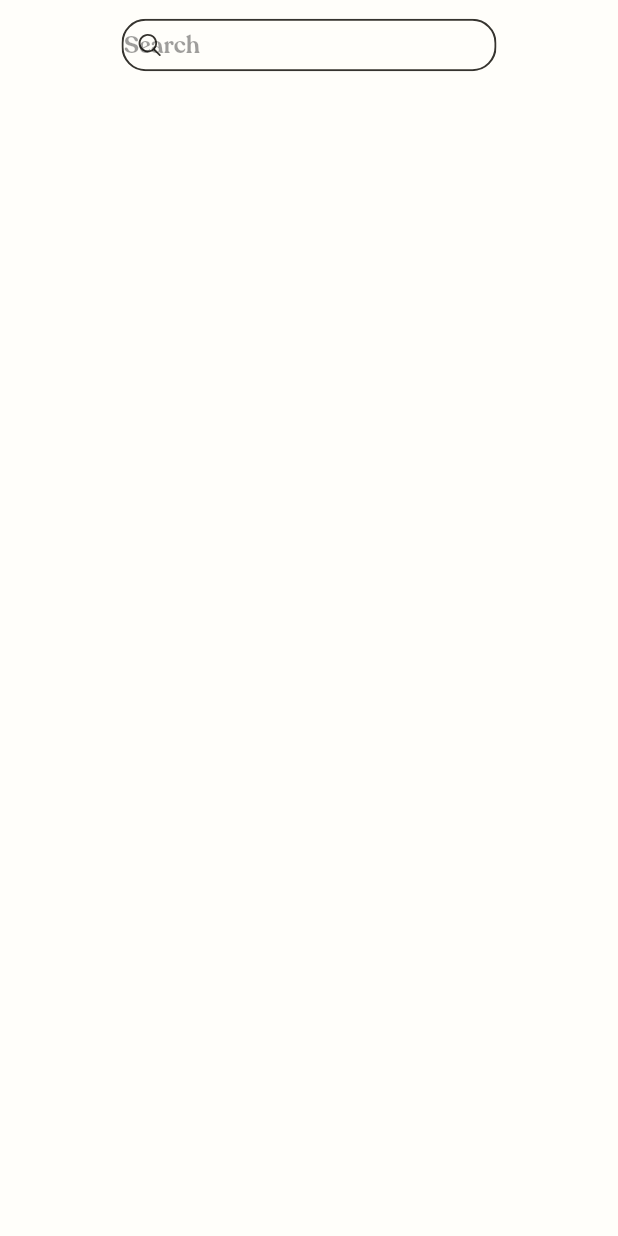
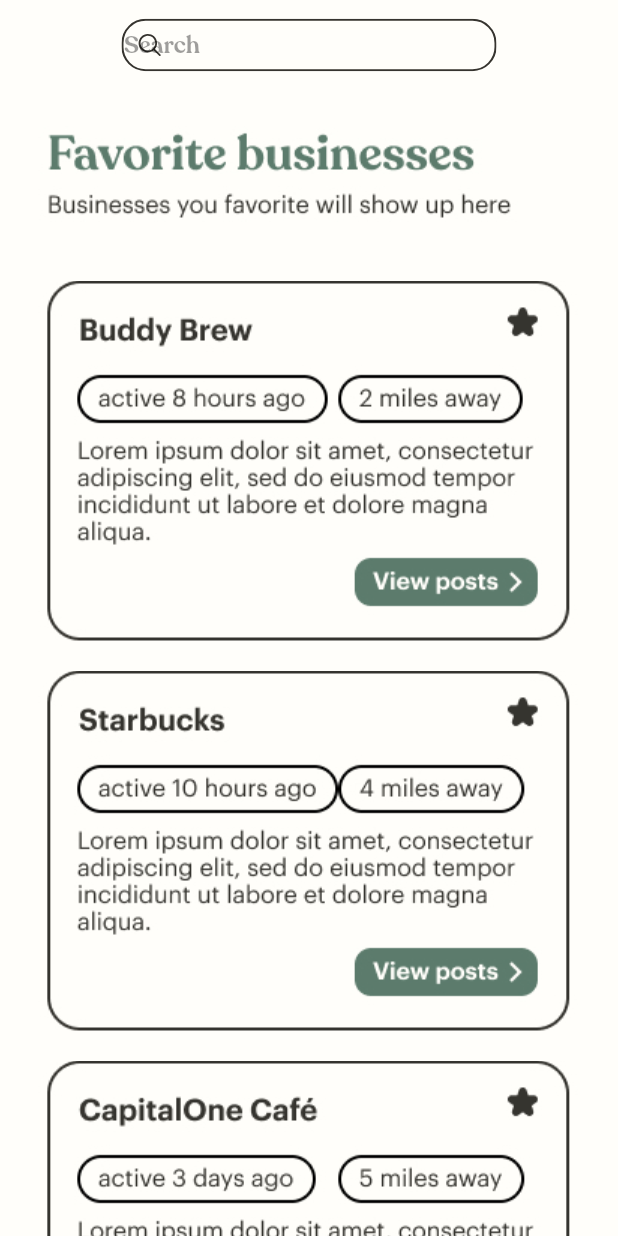
Before and after one commit to HackMIT-CoffeePlot/coffeeplot, a Flutter app: the FavoritesPage screen opened directly, on a phone screen of 412 x 824 dp. Run offline on Flutter 3.47's test engine with Material 2 defaults, Android fonts, the light colour scheme and no system bars; our stand-ins replace flutter_svg, geolocator, google_maps_flutter, shared_preferences; accounts and stored records are empty.

Commit message:
stats and favourites page done

```diff
--- a/coffe_plot_frontend/lib/pages/favourites_page.dart
+++ b/coffe_plot_frontend/lib/pages/favourites_page.dart
@@ -15,7 +15,47 @@
             // height: deviceSize.height * 0.x, (Uncomment and adjust if you also want to adjust the height)
             child: BarSearch(),
           ),
-        )
+        ),
+        Center(
+          child: Container(
+            child: Image(
+              image: AssetImage('lib/svgs/favorites-list-title.jpg'),
+              fit: BoxFit.contain, //fill, //contain, cover, scaleDown,
+            ),
+          ),
+        ),
+        Center(
+          child: Container(
+            child: Image(
+              image: AssetImage('lib/svgs/favorites-list-1.jpg'),
+              fit: BoxFit.contain, //fill, //contain, cover, scaleDown,
+            ),
+          ),
+        ),
+        Center(
+          child: Container(
+            child: Image(
+              image: AssetImage('lib/svgs/favorites-list-2.jpg'),
+              fit: BoxFit.contain, //fill, //contain, cover, scaleDown,
+            ),
+          ),
+        ),
+        Center(
+          child: Container(
+            child: Image(
+              image: AssetImage('lib/svgs/favorites-list-3.jpg'),
+              fit: BoxFit.contain, //fill, //contain, cover, scaleDown,
+            ),
+          ),
+        ),
+        Center(
+          child: Container(
+            child: Image(
+              image: AssetImage('lib/svgs/favorites-list-4.jpg'),
+              fit: BoxFit.contain, //fill, //contain, cover, scaleDown,
+            ),
+          ),
+        ),
       ]),
     );
   }
--- a/coffe_plot_frontend/lib/pages/stats_page.dart
+++ b/coffe_plot_frontend/lib/pages/stats_page.dart
@@ -1,5 +1,4 @@
 import 'package:flutter/material.dart';
-import 'package:flutter_svg/flutter_svg.dart';
 
 class StatsPage extends StatelessWidget {
   @override
```
Also changed, not shown: coffe_plot_frontend/lib/pages/listings_page.dart (+56 -0 lines), coffe_plot_frontend/pubspec.yaml (+12 -0 lines), coffe_plot_frontend/lib/svgs/favorites-list-1.jpg (added), coffe_plot_frontend/lib/svgs/favorites-list-2.jpg (added), coffe_plot_frontend/lib/svgs/favorites-list-3.jpg (added), coffe_plot_frontend/lib/svgs/favorites-list-4.jpg (added), coffe_plot_frontend/lib/svgs/favorites-list-title.jpg (added), coffe_plot_frontend/lib/svgs/list-element-1.jpg (added), coffe_plot_frontend/lib/svgs/list-element-2.jpg (added), coffe_plot_frontend/lib/svgs/list-element-3.jpg (added), coffe_plot_frontend/lib/svgs/list-element-4.jpg (added), coffe_plot_frontend/lib/svgs/list-element-5.jpg (added), coffe_plot_frontend/lib/svgs/list-element-6.jpg (added), coffe_plot_frontend/lib/svgs/list-element-7.jpg (added), 1 more files.
